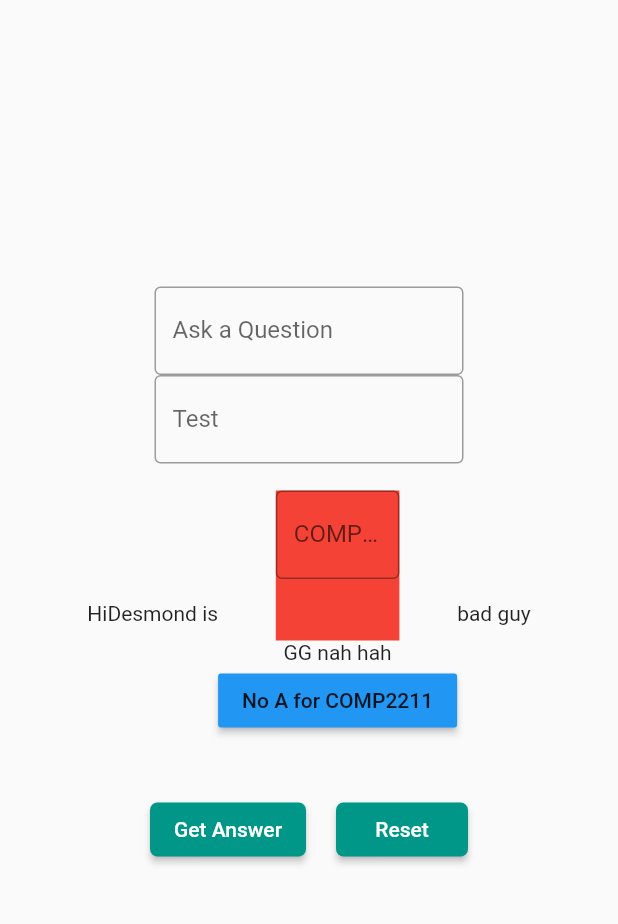
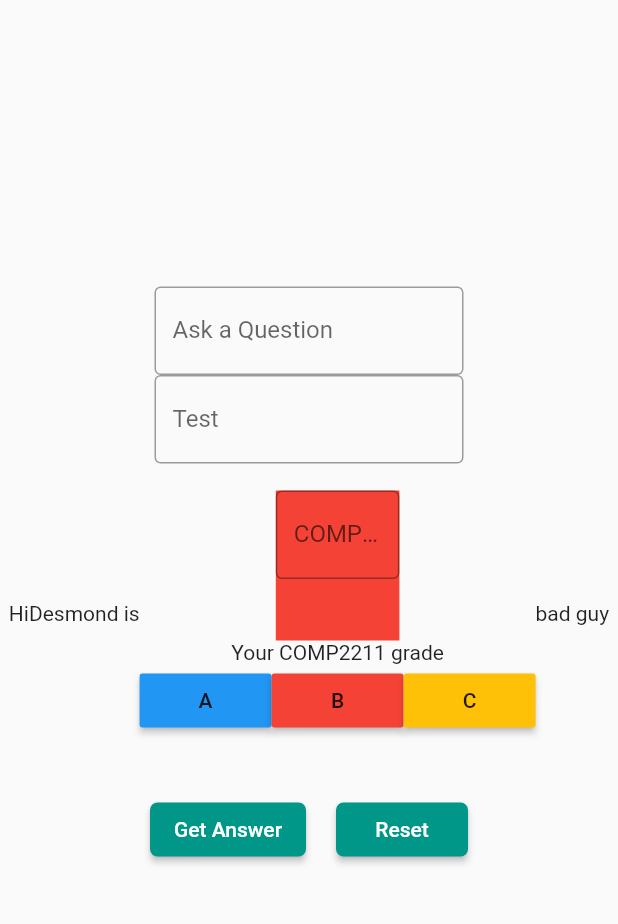
Before and after one commit to ShibuyaKanonUST/FlutterTestRepo, a Flutter app: the screen it shows after launch, on a phone screen of 412 x 824 dp, the part 84-1008 px from its top. Run offline on Flutter 3.47's test engine with Material 2 defaults, Android fonts, the phone set to English and light mode, and no system bars.

Commit message:
change yaml

```diff
--- a/iknoweverything/lib/pages/question_answer.dart
+++ b/iknoweverything/lib/pages/question_answer.dart
@@ -108,13 +108,27 @@ class _QuestionAnswerPageState extends State<QuestionAnswerPage> {
                   labelText: 'COMP2211 grade F', border: OutlineInputBorder()),
                 )),
                 Text(
-                  'GG nah hah'
+                  'Your COMP2211 grade'
                 ),
-                RaisedButton(
-                  onPressed: (){print("haha");},
-                  color : Colors.blue,
-                  child : Text('No A for COMP2211')
-                )]
+                Row(
+                  children:[
+                    RaisedButton(
+                      onPressed: (){print("Congratulations you get A");},
+                      color : Colors.blue,
+                      child : Text('A')
+                    ),
+                    RaisedButton(
+                      onPressed: (){print("B, not bad");},
+                      color : Colors.red,
+                      child : Text('B')
+                    ),
+                    RaisedButton(
+                      onPressed: (){print("C, gg nah hah");},
+                      color : Colors.amber,
+                      child : Text('C')
+                    )]
+                ),
+               ]
               ),
               Text(
                 'bad guy'
--- a/iknoweverything/pubspec.yaml
+++ b/iknoweverything/pubspec.yaml
@@ -17,6 +17,7 @@ publish_to: "none" # Remove this line if you wish to publish to pub.dev
 # https://developer.apple.com/library/archive/documentation/General/Reference/InfoPlistKeyReference/Articles/CoreFoundationKeys.html
 version: 1.0.0+1
 
+#>=2.7.0 <3.0.0
 environment:
     sdk: ">=2.7.0 <3.0.0"
 
```
